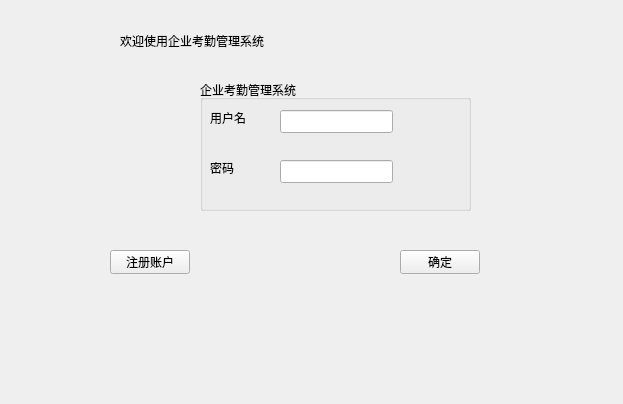
Above: login.ui from liujitong/enterprise-attendance-mannagement-system_byQt6 before the change. Below: the same form after it.
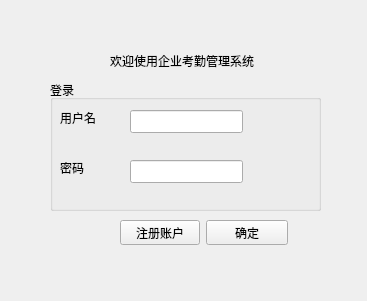
That is the form after the change. Icons and pictures are not drawn.

```diff
--- a/login.ui
+++ b/login.ui
@@ -6,8 +6,8 @@
    <rect>
     <x>0</x>
     <y>0</y>
-    <width>623</width>
-    <height>404</height>
+    <width>367</width>
+    <height>301</height>
    </rect>
   </property>
   <property name="windowTitle">
@@ -20,9 +20,9 @@
   <widget class="QLabel" name="label">
    <property name="geometry">
     <rect>
-     <x>120</x>
-     <y>30</y>
-     <width>151</width>
+     <x>110</x>
+     <y>50</y>
+     <width>211</width>
      <height>21</height>
     </rect>
    </property>
@@ -33,14 +33,14 @@
   <widget class="QGroupBox" name="groupBox">
    <property name="geometry">
     <rect>
-     <x>200</x>
+     <x>50</x>
      <y>80</y>
      <width>271</width>
      <height>131</height>
     </rect>
    </property>
    <property name="title">
-    <string>企业考勤管理系统</string>
+    <string>登录</string>
    </property>
    <widget class="QLabel" name="label_2">
     <property name="geometry">
@@ -87,36 +87,39 @@
       <height>23</height>
      </rect>
     </property>
+    <property name="echoMode">
+     <enum>QLineEdit::Password</enum>
+    </property>
     <property name="placeholderText">
      <string/>
     </property>
    </widget>
   </widget>
-  <widget class="QPushButton" name="pushButton">
+  <widget class="QWidget" name="layoutWidget">
    <property name="geometry">
     <rect>
-     <x>400</x>
-     <y>250</y>
-     <width>80</width>
-     <height>24</height>
+     <x>120</x>
+     <y>220</y>
+     <width>168</width>
+     <height>25</height>
     </rect>
    </property>
-   <property name="text">
-    <string>确定</string>
-   </property>
-  </widget>
-  <widget class="QPushButton" name="pushButton_2">
-   <property name="geometry">
-    <rect>
-     <x>110</x>
-     <y>250</y>
-     <width>80</width>
-     <height>24</height>
-    </rect>
-   </property>
-   <property name="text">
-    <string>注册账户</string>
-   </property>
+   <layout class="QFormLayout" name="formLayout">
+    <item row="0" column="0">
+     <widget class="QPushButton" name="pushButton_2">
+      <property name="text">
+       <string>注册账户</string>
+      </property>
+     </widget>
+    </item>
+    <item row="0" column="1">
+     <widget class="QPushButton" name="pushButton">
+      <property name="text">
+       <string>确定</string>
+      </property>
+     </widget>
+    </item>
+   </layout>
   </widget>
  </widget>
  <resources>
```
